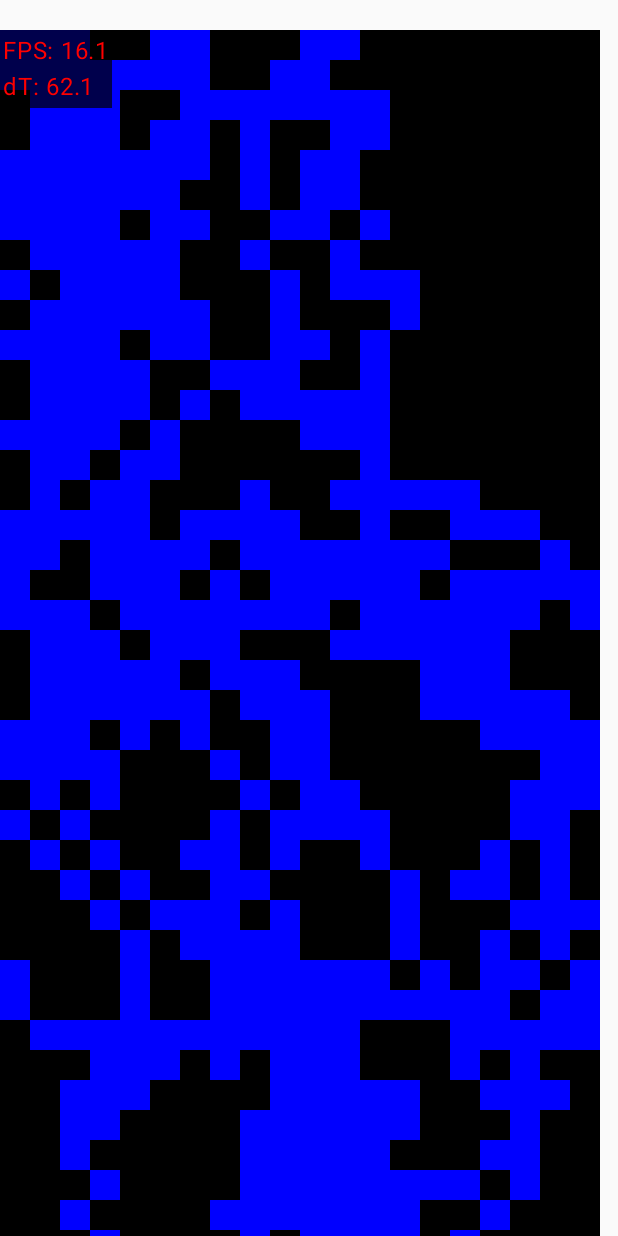
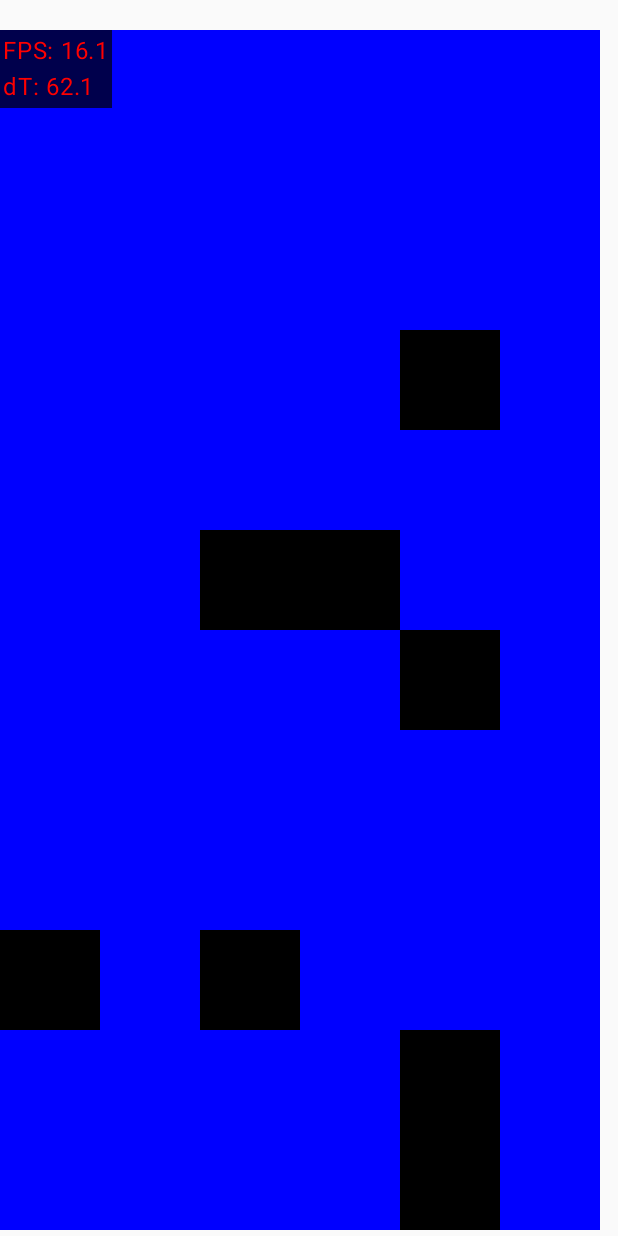
Before and after one commit to daltwizney/kollie, an Android app built with Jetpack Compose: the screen it shows after launch (MainActivity), on a phone screen of 412 x 824 dp. Run offline under Robolectric (Android 15) with nearby library versions, the light colour scheme and no system bars; 2 statements that could not run were skipped.

Commit message:
housekeeping + got maze cell collision working in pixel coords

```diff
--- a/app/src/main/java/com/wizneylabs/kollie/MainActivity.kt
+++ b/app/src/main/java/com/wizneylabs/kollie/MainActivity.kt
@@ -58,30 +58,24 @@ fun KollieApp() {
     val context = LocalContext.current;
     val configuration = LocalConfiguration.current;
 
-    val screenWidth = configuration.screenWidthDp.dp;
-    val screenHeight = configuration.screenHeightDp.dp;
+    val screenWidthDp = configuration.screenWidthDp.dp;
+    val screenHeightDp = configuration.screenHeightDp.dp;
 
-    val screenWidthPx = with (LocalDensity.current) { screenWidth.toPx() };
-    val screenHeightPx = with (LocalDensity.current) { screenHeight.toPx() };
+    val screenWidth = (with (LocalDensity.current) { screenWidthDp.toPx() }).toInt();
+    val screenHeight = (with (LocalDensity.current) { screenHeightDp.toPx() }).toInt();
 
-    val cellSize = 20.dp;
+    val cellSize = 100;
+
     val horizontalWalks = 3;
     val verticalWalks = 6;
 
-    val cellSizePx = (with (LocalDensity.current) { cellSize.toPx() }).toInt();
-
-    // number of rows and columns for maze is based on screen 'landscape' orientation!
-    val rows = (screenHeightPx / cellSizePx).toInt();
-    val columns = (screenWidthPx / cellSizePx).toInt();
-
-    Log.d("MazeRenderer", "rows = ${rows}, cols = ${columns}");
-
     val pathfinderAppViewModel = viewModel<KollieGameViewModel>(
-        factory = KollieGameViewModelFactory(columns, rows,
+        factory = KollieGameViewModelFactory(
+            screenWidth, screenHeight, cellSize,
             horizontalWalks, verticalWalks)
     );
 
-    MazeRenderer(pathfinderAppViewModel, cellSizePx);
+    MazeRenderer(pathfinderAppViewModel);
 //    KollieCanvas(mainViewModel);
 //    MyAGSLCanvas(context);
 }
@@ -122,8 +116,7 @@ fun DebugUI(viewModel: KollieGameViewModel) {
 }
 
 @Composable
-fun MazeRenderer(viewModel: KollieGameViewModel,
-                 cellSizePx: Int) {
+fun MazeRenderer(viewModel: KollieGameViewModel) {
 
     LaunchedEffect(Unit) {
 
@@ -140,8 +133,6 @@ fun MazeRenderer(viewModel: KollieGameViewModel,
             }
         }
     }
-
-    Log.d("MazeRenderer", "RECOMPOSITION HAPPENED - drawing maze!");
 
     val context = LocalContext.current;
     val configuration = LocalConfiguration.current;
@@ -176,6 +167,8 @@ fun MazeRenderer(viewModel: KollieGameViewModel,
         ) {
             val frameCount = viewModel.frameCounter.value;
 
+            val cellSize = viewModel.cellSize;
+
             for (i in 0..rows - 1)
             {
                 for (j in 0..columns - 1)
@@ -189,9 +182,9 @@ fun MazeRenderer(viewModel: KollieGameViewModel,
 
                     drawRect(color = cellColor,
                         topLeft = Offset(
-                            j * 1.0f * cellSizePx,
-                            i * 1.0f * cellSizePx),
-                        size = Size(cellSizePx.toFloat(), cellSizePx.toFloat())
+                            j * 1.0f * cellSize,
+                            i * 1.0f * cellSize),
+                        size = Size(cellSize.toFloat(), cellSize.toFloat())
                     );
 
                     isBlack = !isBlack;
--- a/app/src/main/java/com/wizneylabs/kollie/input/InputManager.kt
+++ b/app/src/main/java/com/wizneylabs/kollie/input/InputManager.kt
@@ -42,6 +42,8 @@ class InputManager {
     fun handleTap(offset: Offset) {
 
         Log.d(TAG, "TAP input received with offset: ${offset}");
+
+        onTap.forEach({ it(offset) });
     }
 
     fun handleDoubleTap(offset: Offset) {
--- a/app/src/main/java/com/wizneylabs/kollie/viewmodels/KollieGameViewModel.kt
+++ b/app/src/main/java/com/wizneylabs/kollie/viewmodels/KollieGameViewModel.kt
@@ -2,6 +2,8 @@ package com.wizneylabs.kollie.viewmodels
 
 import android.util.Log
 import androidx.compose.runtime.mutableStateOf
+import androidx.compose.ui.geometry.Offset
+import androidx.compose.ui.unit.dp
 import androidx.lifecycle.ViewModel
 import androidx.lifecycle.ViewModelProvider
 import com.wizneylabs.kollie.input.InputManager
@@ -11,41 +13,37 @@ import com.wizneylabs.kollie.utils.SlidingWindow
 import com.wizneylabs.kollie.physics.NativeLib
 
 class KollieGameViewModelFactory(
-    private val width: Int,
-    private val height: Int,
+    private val screenWidth: Int,
+    private val screenHeight: Int,
+    private val cellSize: Int,
     private val horizontalWalks: Int = 10,
     private val verticalWalks: Int = 10
 ) : ViewModelProvider.Factory {
 
     override fun <T : ViewModel> create(modelClass: Class<T>): T {
         return KollieGameViewModel(
-            width, height, horizontalWalks, verticalWalks
+            screenWidth, screenHeight, cellSize, horizontalWalks, verticalWalks
         ) as T;
     }
 }
 
 class KollieGameViewModel(
-    width: Int,
-    height: Int,
+
+    screenWidth: Int,
+    screenHeight: Int,
+    cellSize: Int = 100,
     horizontalWalks: Int = 10,
     verticalWalks: Int = 10
 
 ) : ViewModel() {
 
+    /**
+     *  General game data
+     */
+
     val TAG = KollieGameViewModel::class.simpleName;
 
-    val maze: Maze;
-
-    val _width = width;
-    val _height = height;
-
     val input = InputManager();
-
-    val Width: Int
-        get() = _width;
-
-    val Height: Int
-        get() = _height
 
     var frameCounter = mutableStateOf(0L);
 
@@ -61,13 +59,43 @@ class KollieGameViewModel(
 
     private var _debug = true;
 
+    /**
+     *  Maze-specific data
+     */
+
+    val maze: Maze;
+
+    // number of rows and columns for maze is based on screen 'landscape' orientation!
+    val rows = screenHeight / cellSize;
+    val columns = screenWidth / cellSize;
+
+    val cellSize = cellSize;
+
+    val screenHeight = screenHeight;
+    val screenWidth = screenWidth;
+
+    val horizontalWalks = horizontalWalks;
+    val verticalWalks = verticalWalks;
+
     init {
 
-        maze = Maze(_width, _height);
+        maze = Maze(columns, rows);
         maze.generateDrunkenCrawl(horizontalWalks, verticalWalks);
 
         val lib = NativeLib();
         Log.d("NativeTest", lib.stringFromJNI());
+
+        this.input.onTap.add(this::handleTapInput);
+    }
+
+    fun handleTapInput(offset: Offset) {
+
+//        Log.d(TAG + "TapInput", "tap offset: ${offset}");
+
+        val row = (offset.y / cellSize).toInt();
+        val column = (offset.x / cellSize).toInt();
+
+        Log.d(TAG + "TapInput", "clicked cell: (${row}, ${column})");
     }
 
     fun updateGame(timeSeconds: Float) {
@@ -88,8 +116,6 @@ class KollieGameViewModel(
                 fps.value = _frameBuffer.maxSize / (_frameBuffer.last() - _frameBuffer.first());
                 frameTime.value = 1.0f/fps.value;
             }
-
-            Log.d(TAG, "fps = ${fps.value}");
         }
     }
 
```
